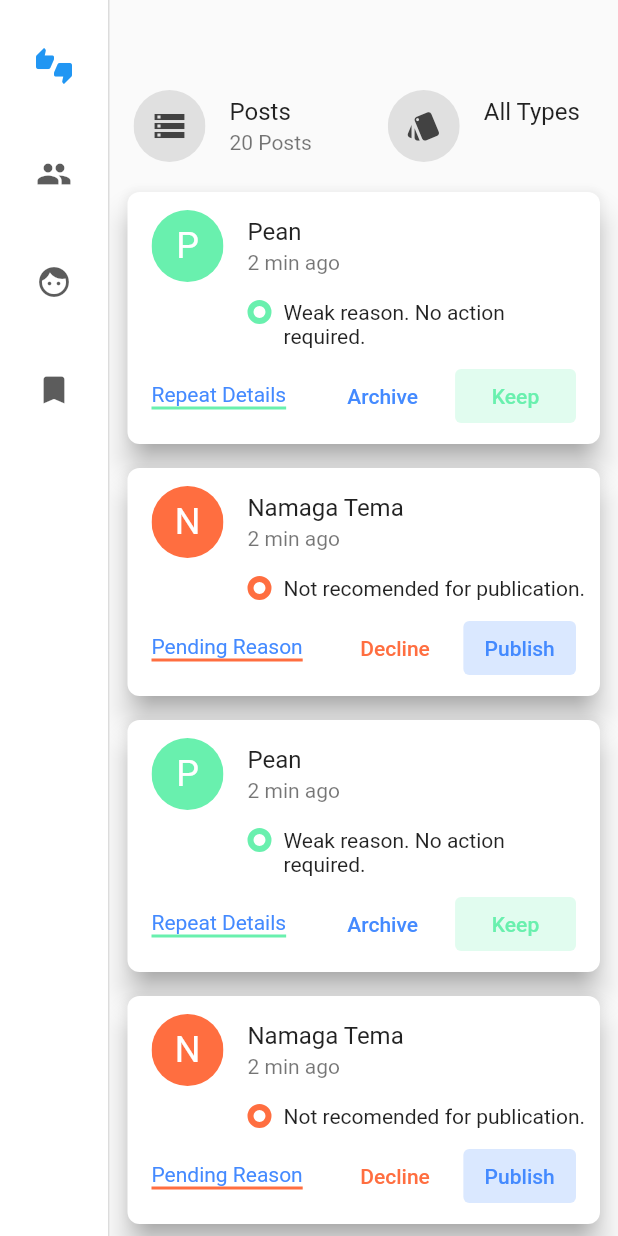
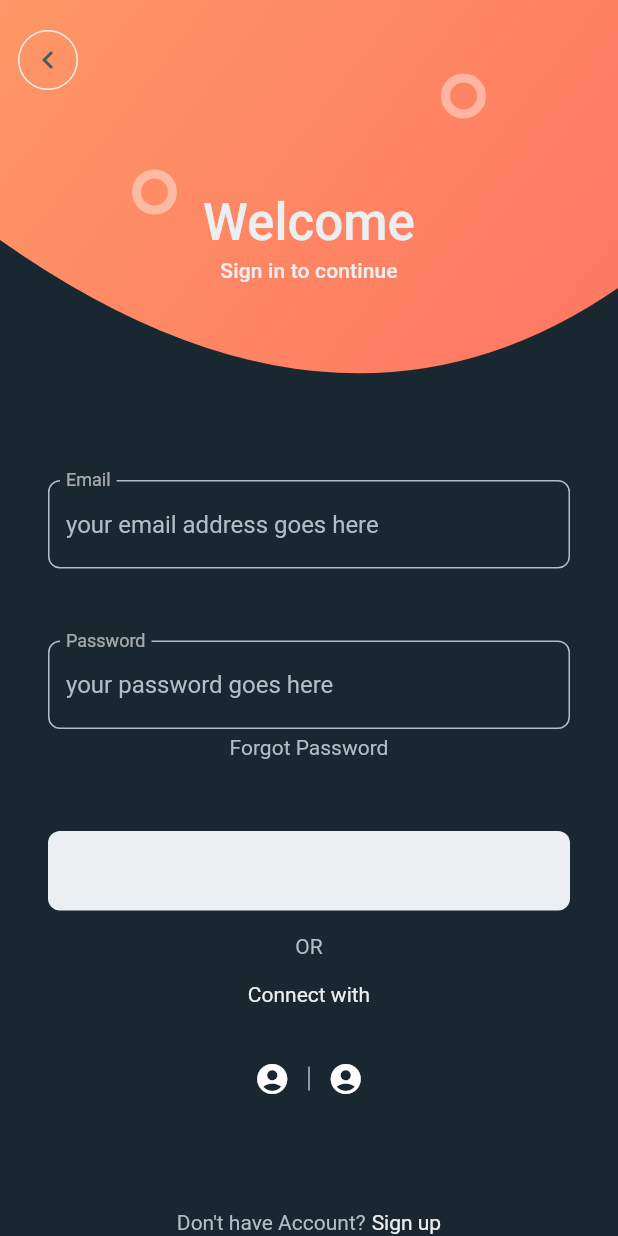
Before and after one commit to Nokokinoko/flutter_tutorial, a Flutter app: the screen it shows after launch, on a phone screen of 412 x 824 dp. Run offline on Flutter 3.47's test engine with Material 2 defaults, Android fonts, the phone set to English and light mode, and no system bars.

Commit message:
fix sign in

```diff
--- a/lib/main.dart
+++ b/lib/main.dart
@@ -1,5 +1,6 @@
 import 'package:flutter/material.dart';
 import 'package:tutorial/admin_mobile/admin_mobile.dart';
+import 'package:tutorial/sign_in/sign_in.dart';
 
 void main() {
   runApp(const MyApp());
@@ -13,8 +14,10 @@ class MyApp extends StatelessWidget {
     return MaterialApp(
       debugShowCheckedModeBanner: false,
       title: 'Flutter Tutorial',
-      theme: ThemeData.light(),
-      home: const AdminMobilePage(),
+      theme: ThemeData.dark().copyWith(
+          colorScheme: ColorScheme.fromSwatch()
+              .copyWith(secondary: const Color(0xFFFE7C64))),
+      home: const WelcomePage(),
     );
   }
 }
--- /dev/null
+++ b/lib/sign_in/form.dart
@@ -0,0 +1,158 @@
+import 'package:flutter/material.dart';
+
+const Color kAccentColor = Color(0xFFFE7C64);
+const Color kTextColorPrimary = Color(0xFFECEFF1);
+const Color kTextColorSecondary = Color(0xFFB0BEC5);
+const Color kButtonColorPrimary = Color(0xFFECEFF1);
+const Color kButtonTextColorPrimary = Color(0xFF455A64);
+
+class _CustomTextField extends StatelessWidget {
+  final String labelText;
+  final String hintText;
+  final bool obscureText;
+
+  const _CustomTextField({
+    Key? key,
+    required this.labelText,
+    required this.hintText,
+    required this.obscureText,
+  }) : super(key: key);
+
+  @override
+  Widget build(BuildContext context) {
+    return TextField(
+      decoration: InputDecoration(
+        labelText: labelText,
+        hintText: hintText,
+        hintStyle: const TextStyle(color: kTextColorSecondary),
+        floatingLabelBehavior: FloatingLabelBehavior.always,
+        focusedBorder: OutlineInputBorder(
+          borderRadius: BorderRadius.circular(8),
+          borderSide: const BorderSide(
+            color: kAccentColor,
+          ),
+        ),
+        enabledBorder: OutlineInputBorder(
+          borderRadius: BorderRadius.circular(8),
+          borderSide: const BorderSide(
+            color: kTextColorSecondary,
+          ),
+        ),
+      ),
+      obscureText: obscureText,
+      onTap: () {},
+    );
+  }
+}
+
+class SignInForm extends StatelessWidget {
+  @override
+  Widget build(BuildContext context) {
+    return Column(
+      children: [
+        const _CustomTextField(
+          labelText: 'Email',
+          hintText: 'your email address goes here',
+          obscureText: false,
+        ),
+        const SizedBox(height: 48),
+        const _CustomTextField(
+          labelText: 'Password',
+          hintText: 'your password goes here',
+          obscureText: true,
+        ),
+        const SizedBox(height: 4),
+        Text(
+          'Forgot Password',
+          style: Theme.of(context)
+              .textTheme
+              .bodyText2!
+              .copyWith(color: kTextColorSecondary),
+        ),
+        const SizedBox(height: 48),
+        SizedBox(
+          width: double.infinity,
+          child: TextButton(
+            style: TextButton.styleFrom(
+              foregroundColor: kButtonTextColorPrimary,
+              backgroundColor: kButtonColorPrimary,
+              padding: const EdgeInsets.symmetric(vertical: 16),
+              shape: RoundedRectangleBorder(
+                borderRadius: BorderRadius.circular(8),
+              ),
+            ),
+            onPressed: () {},
+            child: Text(
+              'Sign in',
+              style: Theme.of(context)
+                  .textTheme
+                  .button!
+                  .copyWith(color: kButtonColorPrimary, fontSize: 18),
+            ),
+          ),
+        ),
+        const SizedBox(height: 16),
+        Text(
+          'OR',
+          style: Theme.of(context)
+              .textTheme
+              .bodyText2!
+              .copyWith(color: kTextColorSecondary),
+        ),
+        const SizedBox(height: 16),
+        Text(
+          'Connect with',
+          style: Theme.of(context)
+              .textTheme
+              .bodyText2!
+              .copyWith(color: kTextColorPrimary),
+        ),
+        const SizedBox(height: 24),
+        Row(
+          mainAxisAlignment: MainAxisAlignment.center,
+          children: [
+            IconButton(
+              icon: const Icon(Icons.account_circle),
+              onPressed: () {},
+            ),
+            Container(
+              color: kTextColorSecondary,
+              width: 1,
+              height: 16,
+            ),
+            IconButton(
+              icon: const Icon(Icons.account_circle),
+              onPressed: () {},
+            ),
+          ],
+        ),
+      ],
+    );
+  }
+}
+
+class Footer extends StatelessWidget {
+  @override
+  Widget build(BuildContext context) {
+    return Row(
+      mainAxisAlignment: MainAxisAlignment.center,
+      children: [
+        Text(
+          'Don\'t have Account?',
+          style: Theme.of(context)
+              .textTheme
+              .bodyText2!
+              .copyWith(color: kTextColorSecondary),
+        ),
+        const SizedBox(width: 4),
+        Text(
+          'Sign up',
+          style: Theme.of(context)
+              .textTheme
+              .bodyText2!
+              .copyWith(color: kTextColorPrimary),
+        ),
+      ],
+    );
+  }
+}
--- /dev/null
+++ b/lib/sign_in/header.dart
@@ -0,0 +1,181 @@
+import 'package:flutter/material.dart';
+
+const Color kTextColorPrimary = Color(0xFFECEFF1);
+const Color kButtonColorPrimary = Color(0xFFECEFF1);
+const Color kIconColor = Color(0xFF455A64);
+
+class _HeaderCurveClipper extends CustomClipper<Path> {
+  @override
+  Path getClip(Size size) {
+    return Path()
+      ..lineTo(0, size.height * 0.5)
+      ..quadraticBezierTo(
+        size.width * 0.55,
+        size.height,
+        size.width,
+        size.height * 0.6,
+      )
+      ..lineTo(size.width, 0)
+      ..close();
+  }
+
+  @override
+  bool shouldReclip(CustomClipper<Path> oldClipper) {
+    return true;
+  }
+}
+
+class _HeaderBackground extends StatelessWidget {
+  final double height;
+
+  const _HeaderBackground({
+    Key? key,
+    required this.height,
+  }) : super(key: key);
+
+  @override
+  Widget build(BuildContext context) {
+    return ClipPath(
+      clipper: _HeaderCurveClipper(),
+      child: Container(
+        width: double.infinity,
+        height: height,
+        decoration: const BoxDecoration(
+          gradient: LinearGradient(
+            begin: FractionalOffset.topLeft,
+            end: FractionalOffset.bottomRight,
+            colors: [
+              Color(0xFFFD9766),
+              Color(0xFFFF7362),
+            ],
+            stops: [0, 1],
+          ),
+        ),
+      ),
+    );
+  }
+}
+
+class _HeaderCirclePainter extends CustomPainter {
+  @override
+  void paint(Canvas canvas, Size size) {
+    final paint = Paint()
+      ..color = Colors.white.withOpacity(0.4)
+      ..style = PaintingStyle.stroke
+      ..strokeWidth = 6;
+
+    canvas.drawCircle(
+      Offset(size.width * 0.25, size.height * 0.4),
+      12,
+      paint,
+    );
+    canvas.drawCircle(
+      Offset(size.width * 0.75, size.height * 0.2),
+      12,
+      paint,
+    );
+  }
+
+  @override
+  bool shouldRepaint(CustomPainter oldDelegate) {
+    return false;
+  }
+}
+
+class _HeaderCircles extends StatelessWidget {
+  final double height;
+
+  const _HeaderCircles({
+    Key? key,
+    required this.height,
+  }) : super(key: key);
+
+  @override
+  Widget build(BuildContext context) {
+    return CustomPaint(
+      painter: _HeaderCirclePainter(),
+      child: SizedBox(
+        width: double.infinity,
+        height: height,
+      ),
+    );
+  }
+}
+
+class _HeaderTitle extends StatelessWidget {
+  @override
+  Widget build(BuildContext context) {
+    return Column(
+      mainAxisSize: MainAxisSize.min,
+      children: [
+        Text(
+          'Welcome',
+          style: Theme.of(context).textTheme.headline4!.copyWith(
+                color: kTextColorPrimary,
+                fontWeight: FontWeight.w500,
+              ),
+        ),
+        const SizedBox(height: 4),
+        Text(
+          'Sign in to continue',
+          style: Theme.of(context)
+              .textTheme
+              .subtitle2!
+              .copyWith(color: kTextColorPrimary),
+        ),
+      ],
+    );
+  }
+}
+
+class _HeaderBackButton extends StatelessWidget {
+  @override
+  Widget build(BuildContext context) {
+    return TextButton(
+      style: TextButton.styleFrom(
+        foregroundColor: kButtonColorPrimary,
+        backgroundColor: Colors.transparent,
+        shape: const CircleBorder(
+          side: BorderSide(color: kButtonColorPrimary),
+        ),
+      ),
+      onPressed: () {},
+      child: const Icon(Icons.chevron_left, color: kIconColor),
+    );
+  }
+}
+
+class Header extends StatelessWidget {
+  @override
+  Widget build(BuildContext context) {
+    const double height = 320;
+
+    return SizedBox(
+      height: height,
+      child: Stack(
+        children: [
+          const Align(
+            alignment: Alignment.topCenter,
+            child: _HeaderBackground(height: height),
+          ),
+          const Align(
+            alignment: Alignment.topCenter,
+            child: _HeaderCircles(height: height),
+          ),
+          Align(
+            alignment: Alignment.topCenter,
+            child: Padding(
+              padding: const EdgeInsets.only(top: 128),
+              child: _HeaderTitle(),
+            ),
+          ),
+          Positioned(
+            top: 16,
+            left: 0,
+            child: _HeaderBackButton(),
+          ),
+        ],
+      ),
+    );
+  }
+}
--- /dev/null
+++ b/lib/sign_in/sign_in.dart
@@ -0,0 +1,33 @@
+import 'package:flutter/material.dart';
+import 'header.dart';
+import 'form.dart';
+
+const Color kBackgroundColor = Color(0xFF192830);
+
+class WelcomePage extends StatelessWidget {
+  const WelcomePage({super.key});
+
+  @override
+  Widget build(BuildContext context) {
+    return Scaffold(
+      backgroundColor: kBackgroundColor,
+      body: SafeArea(
+        child: SingleChildScrollView(
+          child: Column(
+            children: [
+              Header(),
+              Padding(
+                padding: const EdgeInsets.symmetric(horizontal: 32),
+                child: SignInForm(),
+              ),
+              Padding(
+                padding: const EdgeInsets.symmetric(vertical: 64),
+                child: Footer(),
+              ),
+            ],
+          ),
+        ),
+      ),
+    );
+  }
+}
```
Also changed, not shown: 1 other file.
